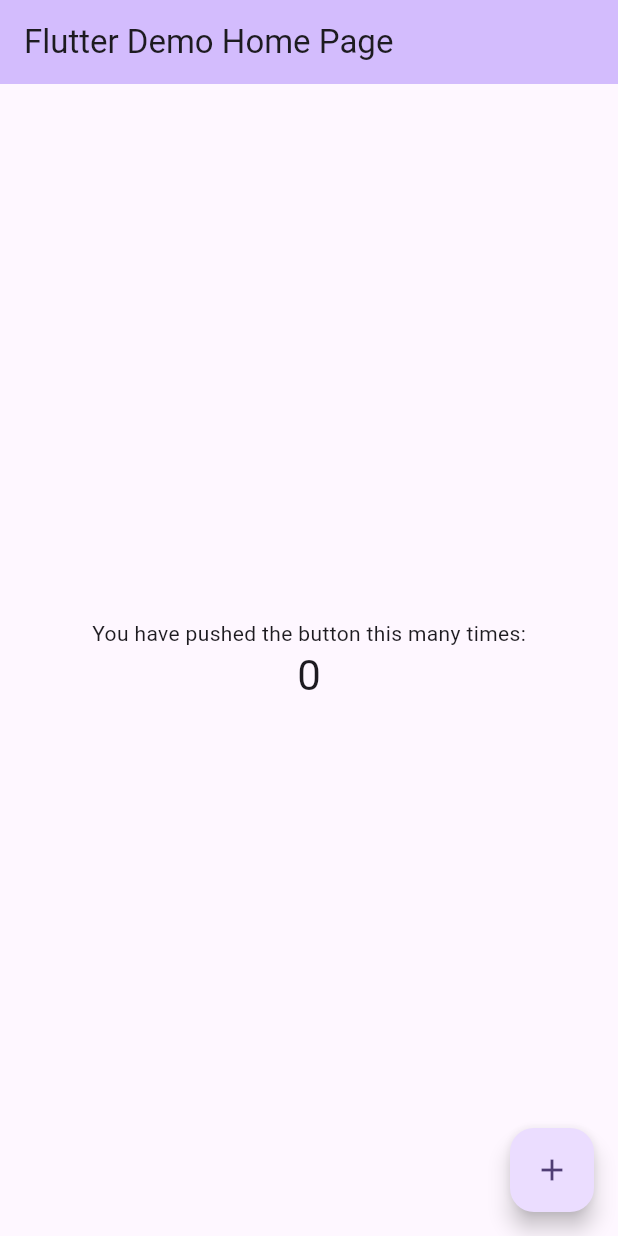
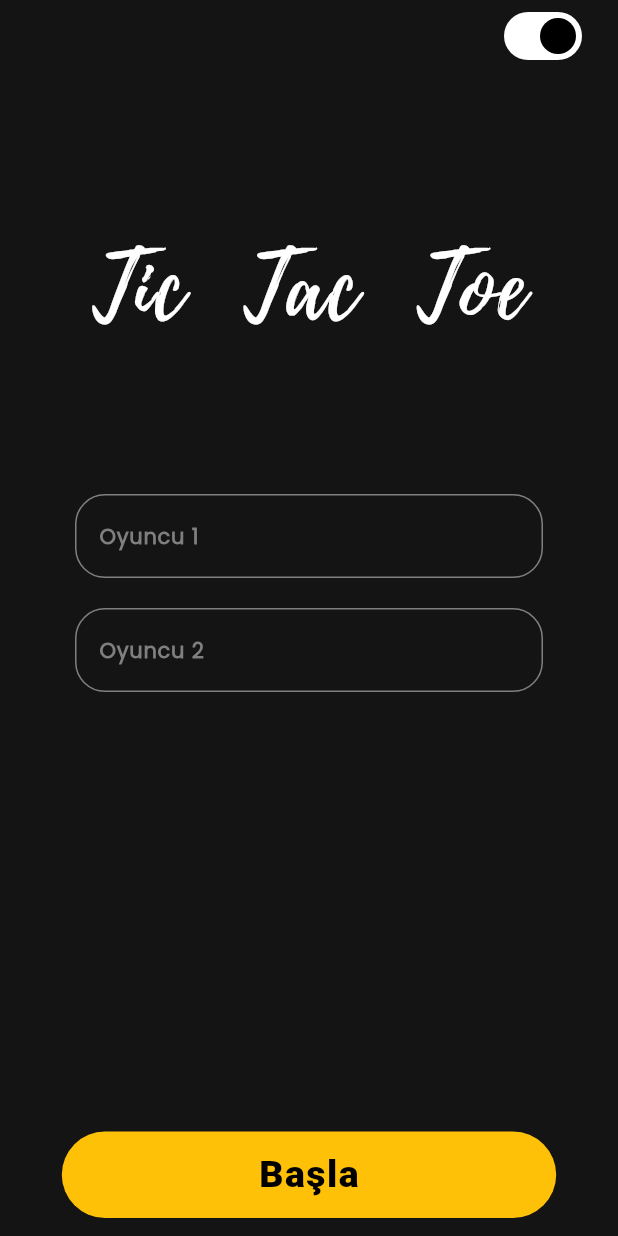
Before and after one commit to esatozkan/Tic-Tac-Toe, a Flutter app: the screen it shows after launch, on a phone screen of 412 x 824 dp. Run offline on Flutter 3.47's test engine with Material 3 defaults, Android fonts, the phone set to English and light mode, and no system bars; Roboto replaces fonts that are missing (carterOne).

Commit message:
Sign in screen tasarımı yapıldı, theme kodlandı

```diff
--- /dev/null
+++ b/devtools_options.yaml
@@ -0,0 +1,3 @@
+description: This file stores settings for Dart & Flutter DevTools.
+documentation: https://docs.flutter.dev/tools/devtools/extensions#configure-extension-enablement-states
+extensions:
--- /dev/null
+++ b/lib/data/constants/constants.dart
@@ -0,0 +1,23 @@
+import 'package:flutter/material.dart';
+
+ThemeData lightMode = ThemeData(
+  brightness: Brightness.light,
+  colorScheme: ColorScheme.light(
+    surface: Colors.grey.shade400,
+    primary: Colors.grey.shade300,
+    secondary: Colors.grey.shade200,
+    tertiary: Colors.amber,
+  ),
+);
+
+ThemeData darkMode = ThemeData(
+  brightness: Brightness.dark,
+  colorScheme: const ColorScheme.dark(
+    surface: Color(0xff141414),
+    primary: Colors.white,
+    secondary: Color.fromARGB(255, 127, 127, 127),
+    tertiary: Colors.amber,
+  ),
+);
+
+Color wrongColor = Colors.red;
--- a/lib/main.dart
+++ b/lib/main.dart
@@ -1,7 +1,23 @@
 import 'package:flutter/material.dart';
+import 'package:tic_tac_toe/ui/providers/text_field_provider.dart';
+import 'package:tic_tac_toe/ui/providers/theme_provider.dart';
+import 'ui/views/screens/sign_in_screen.dart';
+import 'package:provider/provider.dart';
 
 void main() {
-  runApp(const MyApp());
+  runApp(
+    MultiProvider(
+      providers: [
+        ListenableProvider(
+          create: (context) => ThemeProvider(),
+        ),
+        ListenableProvider(
+          create: (context) => TextFieldProvider(),
+        ),
+      ],
+      child: const MyApp(),
+    ),
+  );
 }
 
 class MyApp extends StatelessWidget {
@@ -11,115 +27,10 @@ class MyApp extends StatelessWidget {
   @override
   Widget build(BuildContext context) {
     return MaterialApp(
+      debugShowCheckedModeBanner: false,
       title: 'Flutter Demo',
-      theme: ThemeData(
-        // This is the theme of your application.
-        //
-        // TRY THIS: Try running your application with "flutter run". You'll see
-        // the application has a purple toolbar. Then, without quitting the app,
-        // try changing the seedColor in the colorScheme below to Colors.green
-        // and then invoke "hot reload" (save your changes or press the "hot
-        // reload" button in a Flutter-supported IDE, or press "r" if you used
-        // the command line to start the app).
-        //
-        // Notice that the counter didn't reset back to zero; the application
-        // state is not lost during the reload. To reset the state, use hot
-        // restart instead.
-        //
-        // This works for code too, not just values: Most code changes can be
-        // tested with just a hot reload.
-        colorScheme: ColorScheme.fromSeed(seedColor: Colors.deepPurple),
-        useMaterial3: true,
-      ),
-      home: const MyHomePage(title: 'Flutter Demo Home Page'),
+      theme: Provider.of<ThemeProvider>(context).getThemeData,
+      home: const SignInScreen(),
     );
   }
 }
-
-class MyHomePage extends StatefulWidget {
-  const MyHomePage({super.key, required this.title});
-
-  // This widget is the home page of your application. It is stateful, meaning
-  // that it has a State object (defined below) that contains fields that affect
-  // how it looks.
-
-  // This class is the configuration for the state. It holds the values (in this
-  // case the title) provided by the parent (in this case the App widget) and
-  // used by the build method of the State. Fields in a Widget subclass are
-  // always marked "final".
-
-  final String title;
-
-  @override
-  State<MyHomePage> createState() => _MyHomePageState();
-}
-
-class _MyHomePageState extends State<MyHomePage> {
-  int _counter = 0;
-
-  void _incrementCounter() {
-    setState(() {
-      // This call to setState tells the Flutter framework that something has
-      // changed in this State, which causes it to rerun the build method below
-      // so that the display can reflect the updated values. If we changed
-      // _counter without calling setState(), then the build method would not be
-      // called again, and so nothing would appear to happen.
-      _counter++;
-    });
-  }
-
-  @override
-  Widget build(BuildContext context) {
-    // This method is rerun every time setState is called, for instance as done
-    // by the _incrementCounter method above.
-    //
-    // The Flutter framework has been optimized to make rerunning build methods
-    // fast, so that you can just rebuild anything that needs updating rather
-    // than having to individually change instances of widgets.
-    return Scaffold(
-      appBar: AppBar(
-        // TRY THIS: Try changing the color here to a specific color (to
-        // Colors.amber, perhaps?) and trigger a hot reload to see the AppBar
-        // change color while the other colors stay the same.
-        backgroundColor: Theme.of(context).colorScheme.inversePrimary,
-        // Here we take the value from the MyHomePage object that was created by
-        // the App.build method, and use it to set our appbar title.
-        title: Text(widget.title),
-      ),
-      body: Center(
-        // Center is a layout widget. It takes a single child and positions it
-        // in the middle of the parent.
-        child: Column(
-          // Column is also a layout widget. It takes a list of children and
-          // arranges them vertically. By default, it sizes itself to fit its
-          // children horizontally, and tries to be as tall as its parent.
-          //
-          // Column has various properties to control how it sizes itself and
-          // how it positions its children. Here we use mainAxisAlignment to
-          // center the children vertically; the main axis here is the vertical
-          // axis because Columns are vertical (the cross axis would be
-          // horizontal).
-          //
-          // TRY THIS: Invoke "debug painting" (choose the "Toggle Debug Paint"
-          // action in the IDE, or press "p" in the console), to see the
-          // wireframe for each widget.
-          mainAxisAlignment: MainAxisAlignment.center,
-          children: <Widget>[
-            const Text(
-              'You have pushed the button this many times:',
-            ),
-            Text(
-              '$_counter',
-              style: Theme.of(context).textTheme.headlineMedium,
-            ),
-          ],
-        ),
-      ),
-      floatingActionButton: FloatingActionButton(
-        onPressed: _incrementCounter,
-        tooltip: 'Increment',
-        child: const Icon(Icons.add),
-      ), // This trailing comma makes auto-formatting nicer for build methods.
-    );
-  }
-}
--- /dev/null
+++ b/lib/ui/providers/text_field_provider.dart
@@ -0,0 +1,16 @@
+import 'package:flutter/material.dart';
+
+class TextFieldProvider with ChangeNotifier {
+  bool isTextFieldFocused = false;
+
+  bool get getIsTextFieldFocused => isTextFieldFocused;
+
+  void setFocus(bool value) {
+    isTextFieldFocused = value;
+    notifyListeners();
+  }
+
+  void resetFocus() {
+    isTextFieldFocused = false;
+  }
+}
--- /dev/null
+++ b/lib/ui/views/screens/sign_in_screen.dart
@@ -0,0 +1,156 @@
+import 'package:flutter/material.dart';
+import 'package:provider/provider.dart';
+import 'package:tic_tac_toe/data/constants/constants.dart';
+import 'package:tic_tac_toe/ui/providers/theme_provider.dart';
+import 'package:tic_tac_toe/ui/views/screens/game_screen.dart';
+import 'package:tic_tac_toe/ui/views/widgets/sign_in_screen_widgets/custom_text_field_widget.dart';
+import 'package:tic_tac_toe/ui/views/widgets/snackbar_information.dart';
+import '../../providers/text_field_provider.dart';
+
+class SignInScreen extends StatefulWidget {
+  const SignInScreen({super.key});
+
+  @override
+  State<SignInScreen> createState() => _SignInScreenState();
+}
+
+class _SignInScreenState extends State<SignInScreen> {
+  TextEditingController player1Controller = TextEditingController();
+  TextEditingController player2Controller = TextEditingController();
+  FocusNode player1FocusNode = FocusNode();
+  FocusNode player2FocusNode = FocusNode();
+
+  @override
+  void initState() {
+    TextFieldProvider textFieldProvider =
+        Provider.of<TextFieldProvider>(context, listen: false);
+    textFieldProvider.resetFocus();
+    player1FocusNode.addListener(() {
+      textFieldProvider.setFocus(player1FocusNode.hasFocus);
+    });
+    player2FocusNode.addListener(() {
+      textFieldProvider.setFocus(player2FocusNode.hasFocus);
+    });
+    player1Controller.clear();
+    player2Controller.clear();
+    super.initState();
+  }
+
+  @override
+  void dispose() {
+    player1FocusNode.dispose();
+    player2FocusNode.dispose();
+    super.dispose();
+  }
+
+  @override
+  Widget build(BuildContext context) {
+    final height = MediaQuery.of(context).size.height;
+    final width = MediaQuery.of(context).size.width;
+
+    ThemeProvider themeProvider =
+        Provider.of<ThemeProvider>(context, listen: false);
+
+    return GestureDetector(
+      onTap: () {
+        FocusScope.of(context).unfocus();
+      },
+      child: Scaffold(
+        backgroundColor: Theme.of(context).colorScheme.surface,
+        body: SizedBox(
+          height: height,
+          width: width,
+          child: SafeArea(
+              child: SingleChildScrollView(
+            physics: const BouncingScrollPhysics(),
+            child: Column(
+              children: [
+                Padding(
+                  padding: const EdgeInsets.symmetric(horizontal: 20),
+                  child: Row(
+                    mainAxisAlignment: MainAxisAlignment.spaceBetween,
+                    children: [
+                      Text(""),
+                      Switch(
+                          value: themeProvider.getThemeData == darkMode,
+                          onChanged: (value) {
+                            setState(() {
+                              themeProvider.toggleTheme();
+                            });
+                          })
+                    ],
+                  ),
+                ),
+                SizedBox(height: height / 8),
+                const Text(
+                  "Tic  Tac  Toe",
+                  style: TextStyle(
+                      fontSize: 60,
+                      fontFamily: "playlistScript",
+                      letterSpacing: 2),
+                ),
+                SizedBox(height: height / 10),
+                CustomTextFieldWidget(
+                  text: "Oyuncu 1",
+                  textEditingController: player1Controller,
+                  focusNode: player1FocusNode,
+                ),
+                CustomTextFieldWidget(
+                  text: "Oyuncu 2",
+                  textEditingController: player2Controller,
+                  focusNode: player2FocusNode,
+                ),
+              ],
+            ),
+          )),
+        ),
+        floatingActionButton: Visibility(
+          visible: !Provider.of<TextFieldProvider>(context, listen: false)
+              .getIsTextFieldFocused,
+          child: GestureDetector(
+            onTap: () async {
+              FocusScope.of(context).unfocus();
+              if (player1Controller.text.isNotEmpty &&
+                  player2Controller.text.isNotEmpty) {
+                if (player1Controller.text != player2Controller.text) {
+                  Navigator.pushReplacement(
+                    context,
+                    MaterialPageRoute(
+                      builder: (context) => const GameScreen(),
+                    ),
+                  );
+                } else {
+                  snackbarInformation(context, "Oyuncu adları aynı olamaz");
+                }
+              } else {
+                snackbarInformation(
+                    context, "Kullanıcı adları boş bırakılamaz");
+              }
+            },
+            child: Container(
+              height: height * 0.07,
+              width: width * 0.8,
+              decoration: BoxDecoration(
+                borderRadius: BorderRadius.circular(100),
+                color: Theme.of(context).colorScheme.tertiary,
+              ),
+              child: Center(
+                child: Text(
+                  "Başla",
+                  style: TextStyle(
+                      fontFamily: "carterOne",
+                      letterSpacing: 1,
+                      color: Theme.of(context).colorScheme.onPrimary,
+                      fontSize: 25,
+                      fontWeight: FontWeight.w800),
+                ),
+              ),
+            ),
+          ),
+        ),
+        floatingActionButtonLocation:
+            FloatingActionButtonLocation.miniCenterFloat,
+      ),
+    );
+  }
+}
--- /dev/null
+++ b/lib/ui/views/widgets/sign_in_screen_widgets/custom_text_field_widget.dart
@@ -0,0 +1,54 @@
+// ignore_for_file: public_member_api_docs, sort_constructors_first
+import 'package:flutter/material.dart';
+
+class CustomTextFieldWidget extends StatefulWidget {
+  final String text;
+  final TextEditingController textEditingController;
+  final FocusNode focusNode;
+  const CustomTextFieldWidget({
+    super.key,
+    required this.text,
+    required this.textEditingController,
+    required this.focusNode,
+  });
+
+  @override
+  State<CustomTextFieldWidget> createState() => _CustomTextFieldWidgetState();
+}
+
+class _CustomTextFieldWidgetState extends State<CustomTextFieldWidget> {
+  @override
+  Widget build(BuildContext context) {
+    return Padding(
+      padding: const EdgeInsets.symmetric(horizontal: 50, vertical: 10),
+      child: TextField(
+        focusNode: widget.focusNode,
+        controller: widget.textEditingController,
+        keyboardType: TextInputType.text,
+        decoration: InputDecoration(
+          enabledBorder: OutlineInputBorder(
+            borderSide: BorderSide(
+              color: Theme.of(context).colorScheme.secondary,
+            ),
+            borderRadius: BorderRadius.circular(20),
+          ),
+          focusedBorder: OutlineInputBorder(
+            borderSide: BorderSide(
+              color: Theme.of(context).colorScheme.secondary,
+            ),
+            borderRadius: BorderRadius.circular(20),
+          ),
+          hintText: widget.text,
+          hintStyle: TextStyle(
+            fontFamily: "poppins",
+            fontSize: 14,
+            color: Theme.of(context).colorScheme.secondary,
+            fontWeight: FontWeight.w700,
+          ),
+        ),
+        cursorColor: Theme.of(context).colorScheme.secondary,
+        style: TextStyle(color: Theme.of(context).colorScheme.secondary),
+      ),
+    );
+  }
+}
```
Also changed, not shown: lib/ui/providers/theme_provider.dart (added, +23 -0 lines), lib/ui/views/screens/game_screen.dart (added, +10 -0 lines), lib/ui/views/widgets/snackbar_information.dart (added, +23 -0 lines), pubspec.yaml (+10 -8 lines), assets/fonts/playlist_script.ttf (added), assets/fonts/poppins.ttf (added), pubspec.lock.
